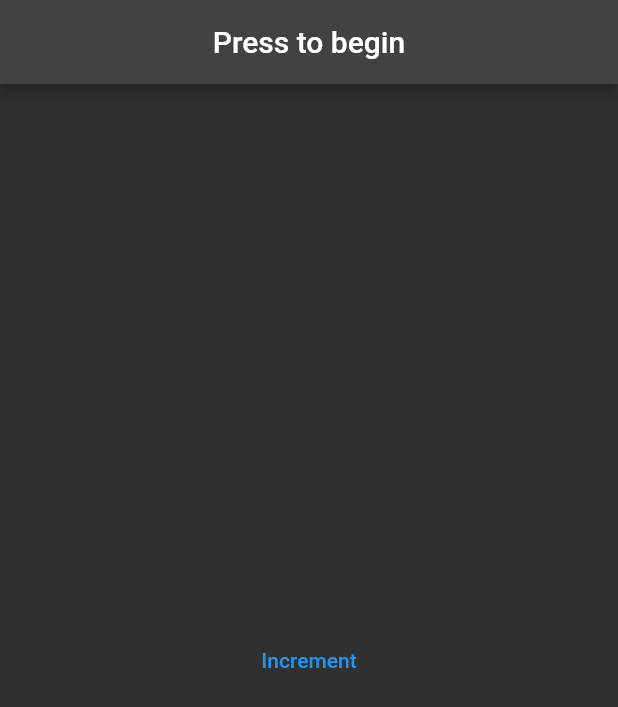
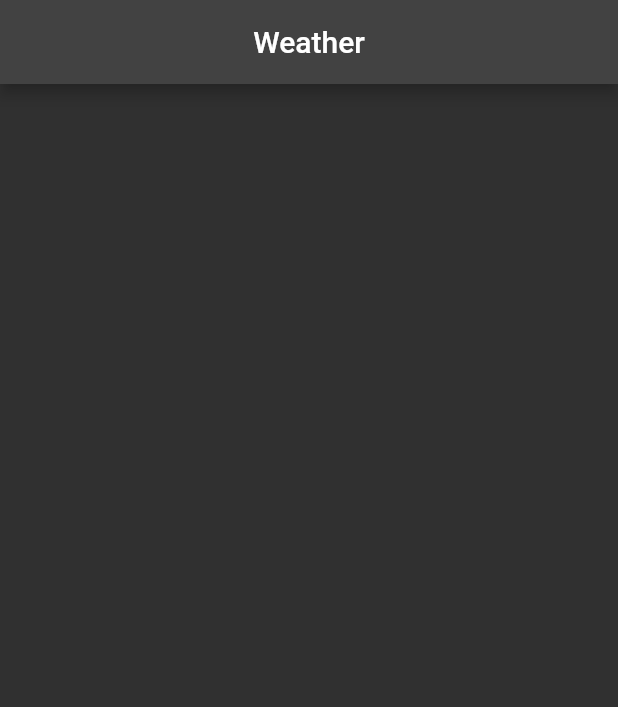
Before and after one commit to ClementPeter/River_pod-demo, a Flutter app: the screen it shows after launch, on a phone screen of 412 x 824 dp. Shown: the top 707 px of the screen. Run offline on Flutter 3.47's test engine with Material 2 defaults, Android fonts, the phone set to English and light mode, and no system bars; our stand-ins replace dio, flutter_riverpod, hooks_riverpod.

Commit message:
⛏ Building: Projects_Riverpod

```diff
--- a/river_pod_snip/lib/main.dart
+++ b/river_pod_snip/lib/main.dart
@@ -63,7 +63,116 @@
 //   }
 // }
 
-//DEMO APP
+// //DEMO APP 2 using StateNotiifereProvider
+
+// import 'package:flutter/material.dart';
+// import 'package:hooks_riverpod/hooks_riverpod.dart';
+
+// //Building 6 MINI projects with Riverpod and Hooks Riverpod
+
+// void main() {
+//   runApp(
+//     const ProviderScope(
+//       child: MyApp(),
+//     ),
+//   );
+// }
+
+// class MyApp extends StatelessWidget {
+//   const MyApp({super.key});
+
+//   @override
+//   Widget build(BuildContext context) {
+//     return MaterialApp(
+//       title: 'Riverpod projects',
+//       darkTheme: ThemeData.dark(),
+//       themeMode: ThemeMode.dark,
+//       theme: ThemeData(
+//         primarySwatch: Colors.blue,
+//       ),
+//       home: const MyHomePage(),
+//     );
+//   }
+// }
+
+// // //extension called OptionalInFixAddition to add null and non-null values
+// // extension OptionalInfixAddition<T extends num> on T? {
+// //   T? operator +(T? other) {
+// //     final shadow = this;
+// //     if (shadow != null) {
+// //       return shadow + (other ?? 0) as T;
+// //     } else {
+// //       return null;
+// //     }
+// //   }
+// // }
+
+// //function to add a null and  non-null variable using extensions
+// // void testIt() {
+// //   final int? int1 = 1;
+// //   final int? int2 = 1;
+// //   final result = int1 + int2;
+// //   print(result);
+// // }
+// //////////////////////////StateNotifier//////////////////////////
+// class Counter extends StateNotifier {
+//   Counter() : super(null);
+
+//   void increment() {
+//     state = state == null ? 1 : state + 1;
+//   }
+// }
+// //StateNotifierProvider is the provider that allows us to use StateNotifier
+// final counterProvider = StateNotifierProvider((ref) {
+//   return Counter();
+// });
+
+// class MyHomePage extends ConsumerWidget {
+//   const MyHomePage({super.key});
+
+//   @override
+//   Widget build(BuildContext context, WidgetRef ref) {
+//     //fina
+//     // testIt();
+//     return Scaffold(
+//       appBar: AppBar(
+//         //Wrap the text in Consumer widget prevents us from using the parent "ref" which rebuilds
+//         //the entire scaffold when the counter value changes
+//         title: Consumer(
+//           builder: ((context, ref, child) {
+//             final counter = ref.watch(counterProvider);
+//             final text = counter == null ? "Press to begin" : "$counter";
+
+//             return Text(text);
+//           }),
+//         ),
+//         centerTitle: true,
+//       ),
+//       body: Center(
+//         child: Column(
+//           mainAxisAlignment: MainAxisAlignment.center,
+//           children: <Widget>[
+//             //text button
+//             TextButton(
+//               // onPressed: (() {
+//               //   ref.read(counterProvider.notifier).increment();
+//               // }),
+//               onPressed: ref.read(counterProvider.notifier).increment,
+
+//               child: const Text("Increment"),
+//             ),
+//           ],
+//         ),
+//       ),
+//     );
+//   }
+// }
+
+
+
+
+/////////DEMO APP 3 Weather App using FutureProvider and Mock Data
+/////DEMO APP 2 using StateNotiifereProvider
 
 import 'package:flutter/material.dart';
 import 'package:hooks_riverpod/hooks_riverpod.dart';
@@ -95,37 +204,37 @@ class MyApp extends StatelessWidget {
   }
 }
 
-// //extension called OptionalInFixAddition to add null and non-null values
-// extension OptionalInfixAddition<T extends num> on T? {
-//   T? operator +(T? other) {
-//     final shadow = this;
-//     if (shadow != null) {
-//       return shadow + (other ?? 0) as T;
-//     } else {
-//       return null;
-//     }
+// // //extension called OptionalInFixAddition to add null and non-null values
+// // extension OptionalInfixAddition<T extends num> on T? {
+// //   T? operator +(T? other) {
+// //     final shadow = this;
+// //     if (shadow != null) {
+// //       return shadow + (other ?? 0) as T;
+// //     } else {
+// //       return null;
+// //     }
+// //   }
+// // }
+
+// //function to add a null and  non-null variable using extensions
+// // void testIt() {
+// //   final int? int1 = 1;
+// //   final int? int2 = 1;
+// //   final result = int1 + int2;
+// //   print(result);
+// // }
+// //////////////////////////StateNotifier//////////////////////////
+// class Counter extends StateNotifier {
+//   Counter() : super(null);
+
+//   void increment() {
+//     state = state == null ? 1 : state + 1;
 //   }
 // }
-
-//function to add a null and  non-null variable using extensions
-// void testIt() {
-//   final int? int1 = 1;
-//   final int? int2 = 1;
-//   final result = int1 + int2;
-//   print(result);
-// }
-//////////////////////////StateNotifier//////////////////////////
-class Counter extends StateNotifier {
-  Counter() : super(null);
-
-  void increment() {
-    state = state == null ? 1 : state + 1;
-  }
-}
-//StateNotifierProvider is the provider that allows us to use StateNotifier
-final counterProvider = StateNotifierProvider((ref) {
-  return Counter();
-});
+// //StateNotifierProvider is the provider that allows us to use StateNotifier
+// final counterProvider = StateNotifierProvider((ref) {
+//   return Counter();
+// });
 
 class MyHomePage extends ConsumerWidget {
   const MyHomePage({super.key});
@@ -138,14 +247,7 @@ class MyHomePage extends ConsumerWidget {
       appBar: AppBar(
         //Wrap the text in Consumer widget prevents us from using the parent "ref" which rebuilds
         //the entire scaffold when the counter value changes
-        title: Consumer(
-          builder: ((context, ref, child) {
-            final counter = ref.watch(counterProvider);
-            final text = counter == null ? "Press to begin" : "$counter";
-
-            return Text(text);
-          }),
-        ),
+        title:Text("Weather"),
         centerTitle: true,
       ),
       body: Center(
@@ -153,14 +255,7 @@ class MyHomePage extends ConsumerWidget {
           mainAxisAlignment: MainAxisAlignment.center,
           children: <Widget>[
             //text button
-            TextButton(
-              // onPressed: (() {
-              //   ref.read(counterProvider.notifier).increment();
-              // }),
-              onPressed: ref.read(counterProvider.notifier).increment,
 
-              child: const Text("Increment"),
-            ),
           ],
         ),
       ),
```
